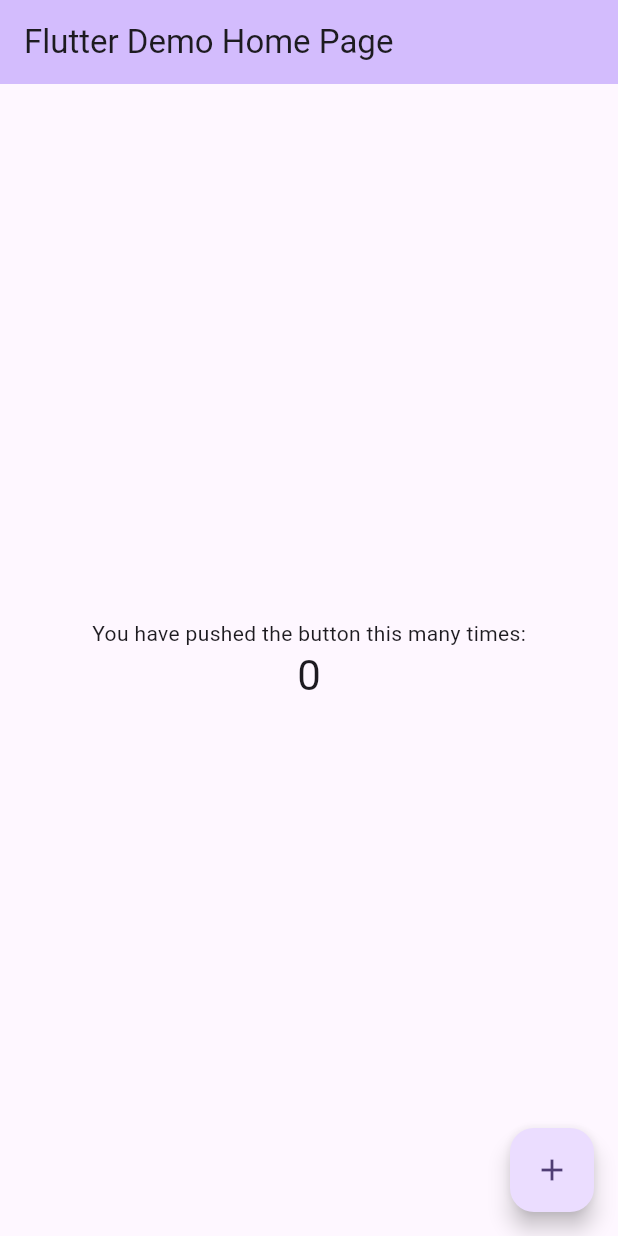
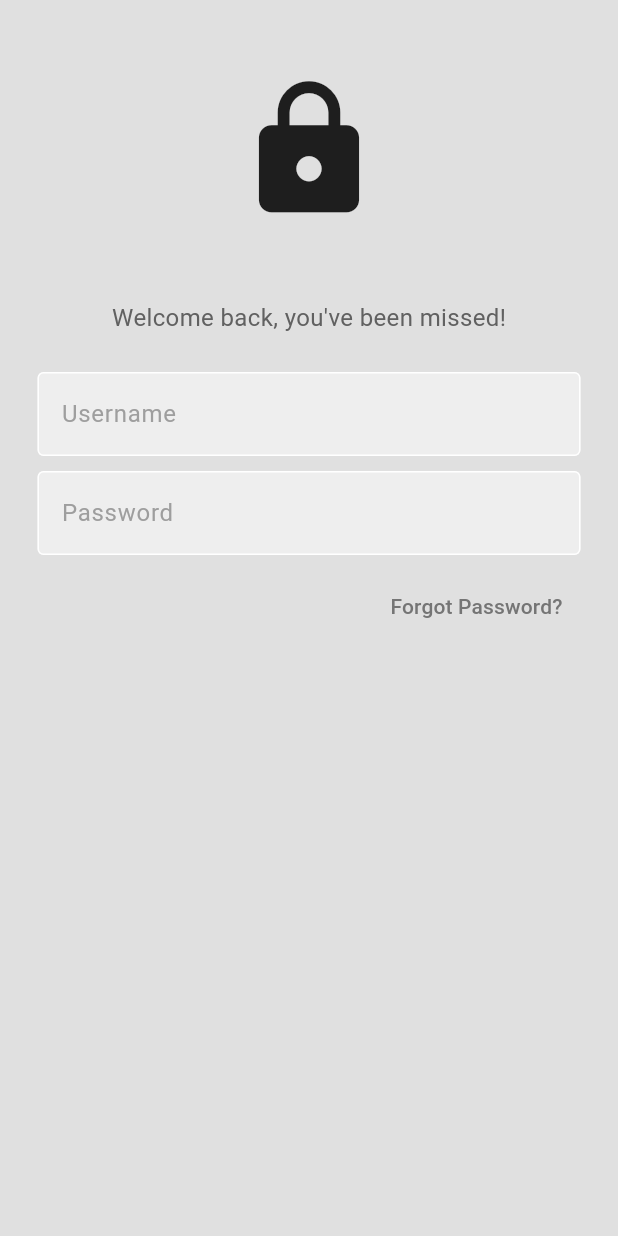
Before and after one commit to Tyler-dev-eng/basic-authentication, a Flutter app: the screen it shows after launch, on a phone screen of 412 x 824 dp. Run offline on Flutter 3.47's test engine with Material 3 defaults, Android fonts, the phone set to English and light mode, and no system bars.

Commit message:
Simple ui implementation

```diff
--- /dev/null
+++ b/lib/components/my_textfield.dart
@@ -0,0 +1,37 @@
+import 'package:flutter/material.dart';
+
+class MyTextField extends StatelessWidget {
+  final TextEditingController controller;
+  final String hintText;
+  final bool obscureText;
+
+  const MyTextField({
+    super.key,
+    required this.controller,
+    required this.hintText,
+    required this.obscureText,
+  });
+
+  @override
+  Widget build(BuildContext context) {
+    return Padding(
+      padding: const EdgeInsets.symmetric(horizontal: 25.0),
+      child: TextField(
+        controller: controller,
+        obscureText: obscureText,
+        decoration: InputDecoration(
+          enabledBorder: OutlineInputBorder(
+            borderSide: BorderSide(color: Colors.white),
+          ),
+          focusedBorder: OutlineInputBorder(
+            borderSide: BorderSide(color: Colors.grey.shade400),
+          ),
+          fillColor: Colors.grey.shade200,
+          filled: true,
+          hintText: hintText,
+          hintStyle: TextStyle(color: Colors.grey[500]),
+        ),
+      ),
+    );
+  }
+}
--- a/lib/main.dart
+++ b/lib/main.dart
@@ -1,3 +1,4 @@
+import 'package:basic_authentication/pages/login_page.dart';
 import 'package:flutter/material.dart';
 
 void main() {
@@ -10,113 +11,6 @@
   // This widget is the root of your application.
   @override
   Widget build(BuildContext context) {
-    return MaterialApp(
-      title: 'Flutter Demo',
-      theme: ThemeData(
-        // This is the theme of your application.
-        //
-        // TRY THIS: Try running your application with "flutter run". You'll see
-        // the application has a purple toolbar. Then, without quitting the app,
-        // try changing the seedColor in the colorScheme below to Colors.green
-        // and then invoke "hot reload" (save your changes or press the "hot
-        // reload" button in a Flutter-supported IDE, or press "r" if you used
-        // the command line to start the app).
-        //
-        // Notice that the counter didn't reset back to zero; the application
-        // state is not lost during the reload. To reset the state, use hot
-        // restart instead.
-        //
-        // This works for code too, not just values: Most code changes can be
-        // tested with just a hot reload.
-        colorScheme: .fromSeed(seedColor: Colors.deepPurple),
-      ),
-      home: const MyHomePage(title: 'Flutter Demo Home Page'),
-    );
+    return MaterialApp(debugShowCheckedModeBanner: false, home: LoginPage());
   }
 }
-
-class MyHomePage extends StatefulWidget {
-  const MyHomePage({super.key, required this.title});
-
-  // This widget is the home page of your application. It is stateful, meaning
-  // that it has a State object (defined below) that contains fields that affect
-  // how it looks.
-
-  // This class is the configuration for the state. It holds the values (in this
-  // case the title) provided by the parent (in this case the App widget) and
-  // used by the build method of the State. Fields in a Widget subclass are
-  // always marked "final".
-
-  final String title;
-
-  @override
-  State<MyHomePage> createState() => _MyHomePageState();
-}
-
-class _MyHomePageState extends State<MyHomePage> {
-  int _counter = 0;
-
-  void _incrementCounter() {
-    setState(() {
-      // This call to setState tells the Flutter framework that something has
-      // changed in this State, which causes it to rerun the build method below
-      // so that the display can reflect the updated values. If we changed
-      // _counter without calling setState(), then the build method would not be
-      // called again, and so nothing would appear to happen.
-      _counter++;
-    });
-  }
-
-  @override
-  Widget build(BuildContext context) {
-    // This method is rerun every time setState is called, for instance as done
-    // by the _incrementCounter method above.
-    //
-    // The Flutter framework has been optimized to make rerunning build methods
-    // fast, so that you can just rebuild anything that needs updating rather
-    // than having to individually change instances of widgets.
-    return Scaffold(
-      appBar: AppBar(
-        // TRY THIS: Try changing the color here to a specific color (to
-        // Colors.amber, perhaps?) and trigger a hot reload to see the AppBar
-        // change color while the other colors stay the same.
-        backgroundColor: Theme.of(context).colorScheme.inversePrimary,
-        // Here we take the value from the MyHomePage object that was created by
-        // the App.build method, and use it to set our appbar title.
-        title: Text(widget.title),
-      ),
-      body: Center(
-        // Center is a layout widget. It takes a single child and positions it
-        // in the middle of the parent.
-        child: Column(
-          // Column is also a layout widget. It takes a list of children and
-          // arranges them vertically. By default, it sizes itself to fit its
-          // children horizontally, and tries to be as tall as its parent.
-          //
-          // Column has various properties to control how it sizes itself and
-          // how it positions its children. Here we use mainAxisAlignment to
-          // center the children vertically; the main axis here is the vertical
-          // axis because Columns are vertical (the cross axis would be
-          // horizontal).
-          //
-          // TRY THIS: Invoke "debug painting" (choose the "Toggle Debug Paint"
-          // action in the IDE, or press "p" in the console), to see the
-          // wireframe for each widget.
-          mainAxisAlignment: .center,
-          children: [
-            const Text('You have pushed the button this many times:'),
-            Text(
-              '$_counter',
-              style: Theme.of(context).textTheme.headlineMedium,
-            ),
-          ],
-        ),
-      ),
-      floatingActionButton: FloatingActionButton(
-        onPressed: _incrementCounter,
-        tooltip: 'Increment',
-        child: const Icon(Icons.add),
-      ),
-    );
-  }
-}
--- /dev/null
+++ b/lib/pages/login_page.dart
@@ -0,0 +1,84 @@
+import 'package:basic_authentication/components/my_textfield.dart';
+import 'package:flutter/material.dart';
+
+class LoginPage extends StatelessWidget {
+  LoginPage({super.key});
+
+  final usernameController = TextEditingController();
+  final passwordController = TextEditingController();
+
+  @override
+  Widget build(BuildContext context) {
+    return Scaffold(
+      backgroundColor: Colors.grey[300],
+      body: SafeArea(
+        child: Center(
+          child: Column(
+            children: [
+              SizedBox(height: 50),
+
+              // logo
+              Icon(Icons.lock, size: 100),
+
+              SizedBox(height: 50),
+
+              // welcome back, you've been missed!
+              Text(
+                'Welcome back, you\'ve been missed!',
+                style: TextStyle(fontSize: 16, color: Colors.grey[700]),
+              ),
+
+              SizedBox(height: 25),
+
+              // username field
+              MyTextField(
+                controller: usernameController,
+                hintText: 'Username',
+                obscureText: false,
+              ),
+
+              SizedBox(height: 10),
+
+              // password field
+              MyTextField(
+                controller: passwordController,
+                hintText: 'Password',
+                obscureText: true,
+              ),
+
+              SizedBox(height: 10),
+
+              // forgot password?
+              Padding(
+                padding: const EdgeInsets.symmetric(horizontal: 25.0),
+                child: Row(
+                  mainAxisAlignment: MainAxisAlignment.end,
+                  children: [
+                    TextButton(
+                      onPressed: () {},
+                      child: Text(
+                        'Forgot Password?',
+                        style: TextStyle(color: Colors.grey[600]),
+                      ),
+                    ),
+                  ],
+                ),
+              ),
+
+              SizedBox(height: 25),
+
+              // sign in button
+
+
+              // or continue with
+
+              // google + apple sign in
+
+              // not a member? register now
+            ],
+          ),
+        ),
+      ),
+    );
+  }
+}
--- a/pubspec.yaml
+++ b/pubspec.yaml
@@ -58,8 +58,8 @@
   uses-material-design: true
 
   # To add assets to your application, add an assets section, like this:
-  # assets:
-  #   - images/a_dot_burr.jpeg
+  assets:
+  - lib/images/
   #   - images/a_dot_ham.jpeg
 
   # An image asset can refer to one or more resolution-specific "variants", see
```
Also changed, not shown: lib/images/apple-logo.png (added), lib/images/google.png (added).
